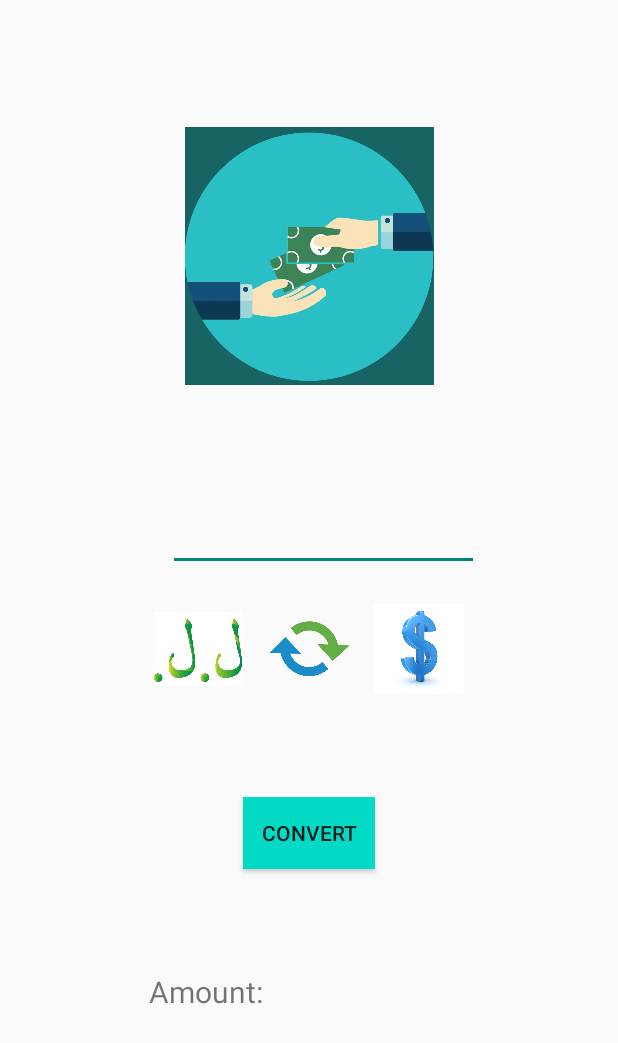
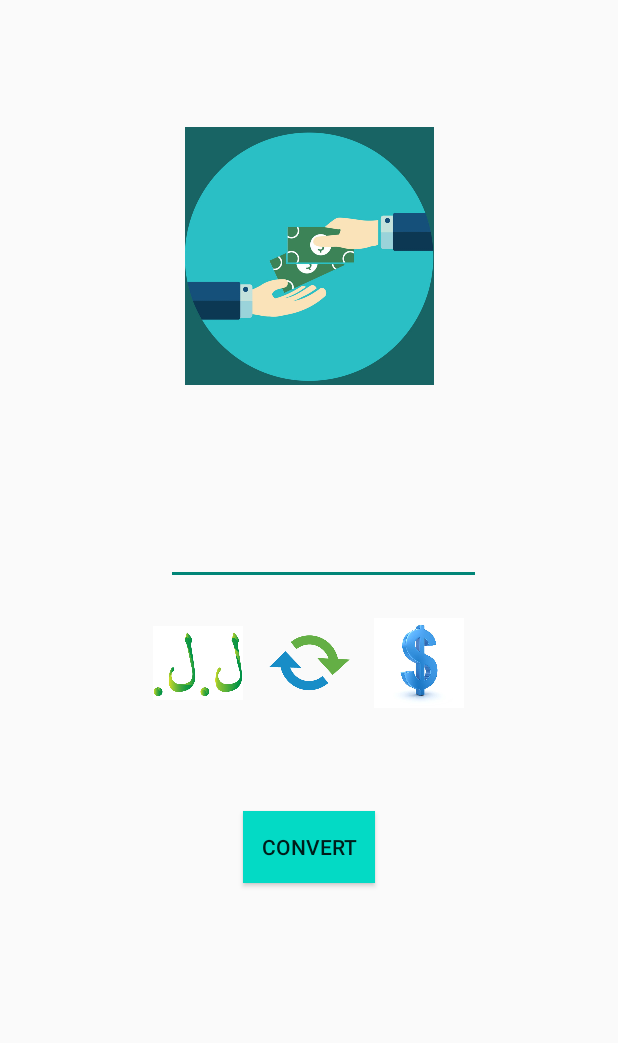
Before and after one commit to TalineAj/CSC431-Currency-Converter, an Android app: the screen it shows after launch (MainActivity), after a tap on an icon or button, on a phone screen of 412 x 824 dp. Shown: the top 1043 px of the screen. Run offline under Robolectric (Android 15) with nearby library versions, the phone set to English and light mode, and no system bars.

Commit message:
declaring more views -code

```diff
--- a/client/app/src/main/java/com/lau/front_end/MainActivity.java
+++ b/client/app/src/main/java/com/lau/front_end/MainActivity.java
@@ -7,11 +7,15 @@ import android.os.Bundle;
 import android.view.View;
 import android.view.Window;
 import android.view.WindowManager;
+import android.widget.EditText;
 import android.widget.ImageView;
+import android.widget.TextView;
 
 public class MainActivity extends AppCompatActivity {
     ImageView usd;
     ImageView lbp;
+    EditText input;
+    TextView amount;
     boolean change = true;
     @Override
     protected void onCreate(Bundle savedInstanceState) {
@@ -29,10 +33,12 @@ public class MainActivity extends AppCompatActivity {
         }
         usd = (ImageView) findViewById(R.id.dollar);
         lbp = (ImageView) findViewById(R.id.lbp);
-
+        input = (EditText) findViewById(R.id.input);
+        amount=(TextView) findViewById(R.id.amount);
     }
     public void LogoConvert(View view) {
-        if (change) {
+        //Converts the logo images when the user clicks on the convert logo
+        if (change) { //boolean to allow it to switch both ways
             usd.setImageResource(R.drawable.lbp);
             lbp.setImageResource(R.drawable.dollar);
             change = false;
@@ -42,5 +48,8 @@ public class MainActivity extends AppCompatActivity {
             change = true;
         }
     }
+    public void Convert( View view){
+        amount.setText(input.getText().toString());
+    }
 
 }
--- a/client/app/src/main/res/layout/activity_main.xml
+++ b/client/app/src/main/res/layout/activity_main.xml
@@ -7,9 +7,9 @@
     tools:context=".MainActivity">
 
     <EditText
-        android:id="@+id/editTextNumberDecimal"
-        android:layout_width="207dp"
-        android:layout_height="39dp"
+        android:id="@+id/input"
+        android:layout_width="210dp"
+        android:layout_height="49dp"
         android:layout_marginTop="280dp"
         android:ems="10"
         android:inputType="numberDecimal"
@@ -29,7 +29,7 @@
         app:layout_constraintEnd_toEndOf="parent"
         app:layout_constraintHorizontal_bias="0.498"
         app:layout_constraintStart_toStartOf="parent"
-        app:layout_constraintTop_toBottomOf="@+id/editTextNumberDecimal"
+        app:layout_constraintTop_toBottomOf="@+id/input"
         app:layout_constraintVertical_bias="0.058"
         app:srcCompat="@drawable/convert" />
 
@@ -41,7 +41,7 @@
         app:layout_constraintEnd_toStartOf="@+id/logoconvert"
         app:layout_constraintHorizontal_bias="0.886"
         app:layout_constraintStart_toStartOf="parent"
-        app:layout_constraintTop_toBottomOf="@+id/editTextNumberDecimal"
+        app:layout_constraintTop_toBottomOf="@+id/input"
         app:layout_constraintVertical_bias="0.058"
         app:srcCompat="@drawable/dollar" />
 
@@ -53,28 +53,27 @@
         app:layout_constraintEnd_toEndOf="parent"
         app:layout_constraintHorizontal_bias="0.12"
         app:layout_constraintStart_toEndOf="@+id/logoconvert"
-        app:layout_constraintTop_toBottomOf="@+id/editTextNumberDecimal"
+        app:layout_constraintTop_toBottomOf="@+id/input"
         app:layout_constraintVertical_bias="0.058"
         app:srcCompat="@drawable/lbp" />
 
     <TextView
-        android:id="@+id/textView3"
+        android:id="@+id/amount"
         android:layout_width="wrap_content"
         android:layout_height="wrap_content"
-        android:text="Amount:"
         android:textSize="20sp"
         app:layout_constraintBottom_toBottomOf="parent"
         app:layout_constraintEnd_toEndOf="parent"
-        app:layout_constraintHorizontal_bias="0.295"
+        app:layout_constraintHorizontal_bias="0.483"
         app:layout_constraintStart_toStartOf="parent"
         app:layout_constraintTop_toBottomOf="@+id/logoconvert"
-        app:layout_constraintVertical_bias="0.552" />
+        app:layout_constraintVertical_bias="0.57" />
 
     <ImageView
         android:id="@+id/imageView11"
         android:layout_width="206dp"
         android:layout_height="172dp"
-        app:layout_constraintBottom_toTopOf="@+id/editTextNumberDecimal"
+        app:layout_constraintBottom_toTopOf="@+id/input"
         app:layout_constraintEnd_toEndOf="parent"
         app:layout_constraintStart_toStartOf="parent"
         app:layout_constraintTop_toTopOf="parent"
@@ -87,7 +86,7 @@
         android:onClick="Convert"
         android:text="Convert"
         android:background="@color/teal_200"
-        app:layout_constraintBottom_toTopOf="@+id/textView3"
+        app:layout_constraintBottom_toTopOf="@+id/amount"
         app:layout_constraintEnd_toEndOf="parent"
         app:layout_constraintStart_toStartOf="parent"
         app:layout_constraintTop_toBottomOf="@+id/logoconvert" />
```
